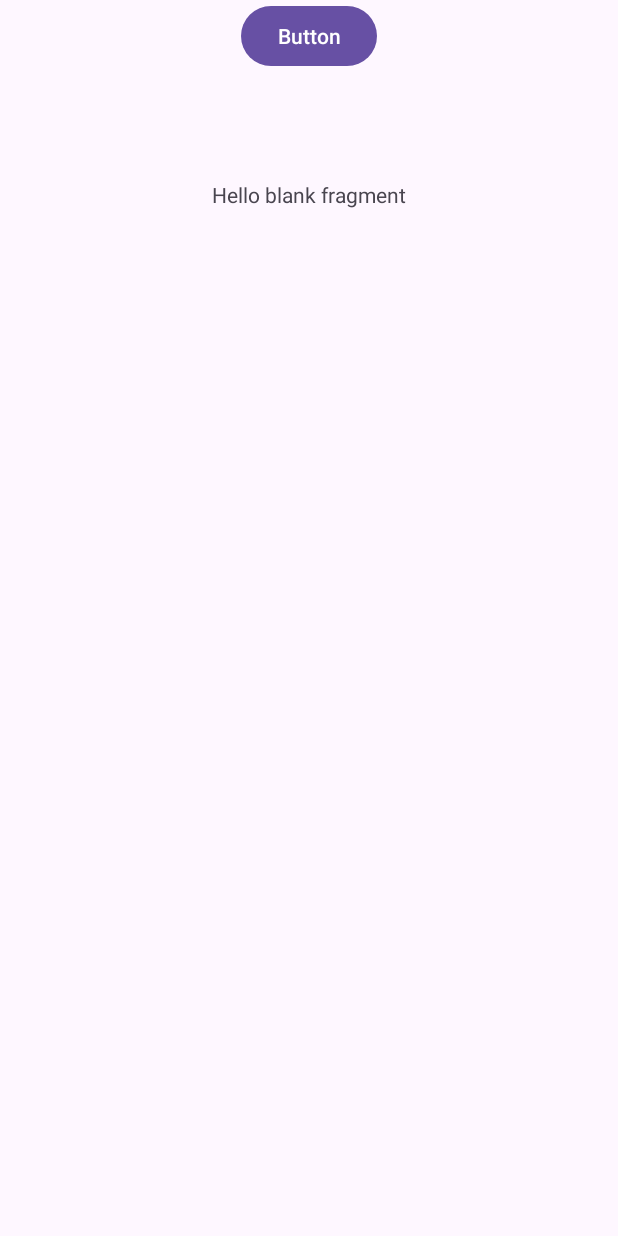
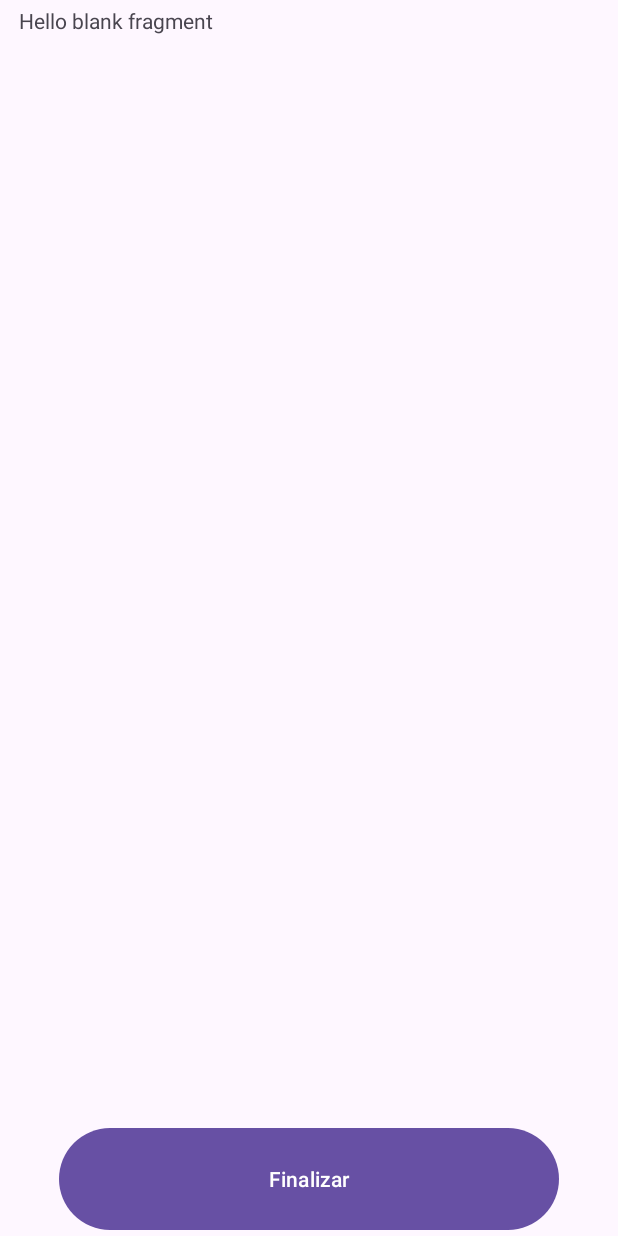
Before and after one commit to Gingin90/Trivia, an Android app: the fragment RespuestaFragment shown on its own in the app's theme, on a phone screen of 412 x 824 dp. Run offline under Robolectric (Android 15) with nearby library versions, the phone set to English and light mode, and no system bars.

Commit message:
commit inicial del proyecto n 3 m 5 debo mejorar el diseño

```diff
--- a/app/build.gradle
+++ b/app/build.gradle
@@ -36,8 +36,8 @@ dependencies {
     def nav_version = "2.5.3"
     implementation "androidx.navigation:navigation-fragment:$nav_version"
     implementation "androidx.navigation:navigation-ui:$nav_version"
-    implementation 'androidx.appcompat:appcompat:1.6.1'
-    implementation 'com.google.android.material:material:1.5.0'
+    implementation 'androidx.appcompat:appcompat:1.5.2'
+    implementation 'com.google.android.material:material:1.5.2'
     implementation 'androidx.constraintlayout:constraintlayout:2.1.4'
     testImplementation 'junit:junit:4.13.2'
     androidTestImplementation 'androidx.test.ext:junit:1.1.5'
--- a/app/src/main/res/layout/fragment_respuesta.xml
+++ b/app/src/main/res/layout/fragment_respuesta.xml
@@ -11,21 +11,24 @@
 
     <TextView
         android:id="@+id/textView3"
-        android:layout_width="wrap_content"
-        android:layout_height="wrap_content"
-        android:layout_marginTop="120dp"
+        android:layout_width="386dp"
+        android:layout_height="87dp"
+        android:layout_marginTop="4dp"
         android:text="@string/hello_blank_fragment"
         app:layout_constraintEnd_toEndOf="parent"
+        app:layout_constraintHorizontal_bias="0.48"
         app:layout_constraintStart_toStartOf="parent"
         app:layout_constraintTop_toTopOf="parent" />
 
     <Button
-        android:id="@+id/button3"
-        android:layout_width="wrap_content"
-        android:layout_height="wrap_content"
-        android:text="Button"
+        android:id="@+id/btnFinalizar"
+        android:layout_width="333dp"
+        android:layout_height="76dp"
+        android:text="Finalizar"
+        app:layout_constraintBottom_toBottomOf="parent"
         app:layout_constraintEnd_toEndOf="parent"
         app:layout_constraintStart_toStartOf="parent"
-        tools:layout_editor_absoluteY="508dp" />
+        app:layout_constraintTop_toBottomOf="@+id/textView3"
+        app:layout_constraintVertical_bias="1.0" />
 
 </androidx.constraintlayout.widget.ConstraintLayout>
--- a/app/src/main/res/layout/fragment_trivia.xml
+++ b/app/src/main/res/layout/fragment_trivia.xml
@@ -7,7 +7,7 @@
     android:layout_height="match_parent"
     tools:context=".TriviaFragment">
 
-    <!-- TODO: Update blank fragment layout -->
+
 
     <TextView
         android:id="@+id/textView"
--- /dev/null
+++ b/app/src/main/res/navigation/nav_graph.xml
@@ -0,0 +1,6 @@
+<?xml version="1.0" encoding="utf-8"?>
+<navigation xmlns:android="http://schemas.android.com/apk/res/android"
+    xmlns:app="http://schemas.android.com/apk/res-auto"
+    android:id="@+id/nav_graph">
+
+</navigation>
```
Also changed, not shown: app/src/main/res/layout/activity_main.xml (+9 -6 lines), app/src/main/res/layout/fragment_first.xml (+4 -4 lines), app/src/main/res/mipmap-hdpi/Image20230705193824.png (deleted).
